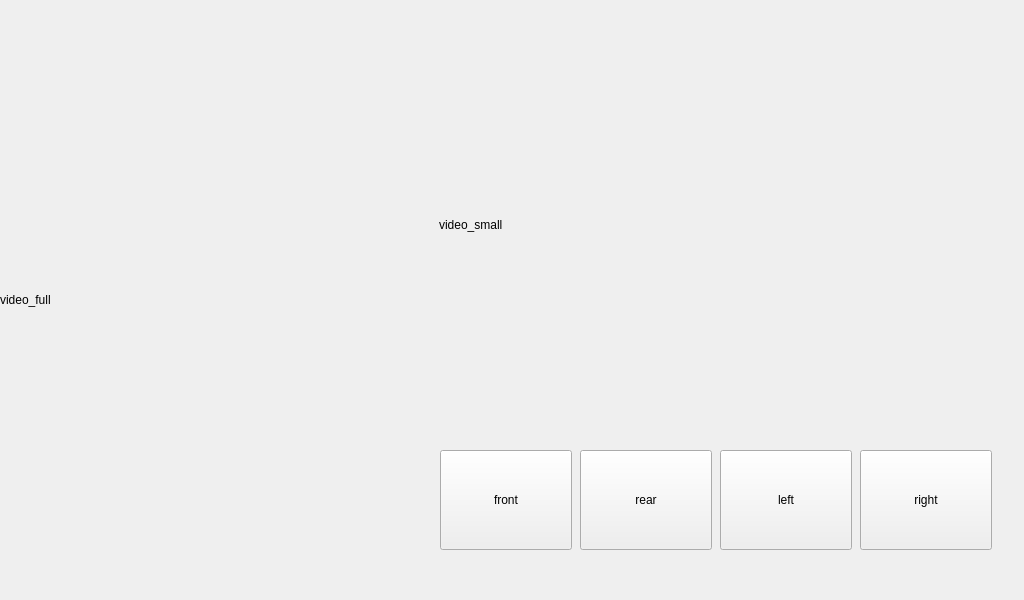
Above: mainwindow.ui from vscroll/surround before the change. Below: the same form after it.
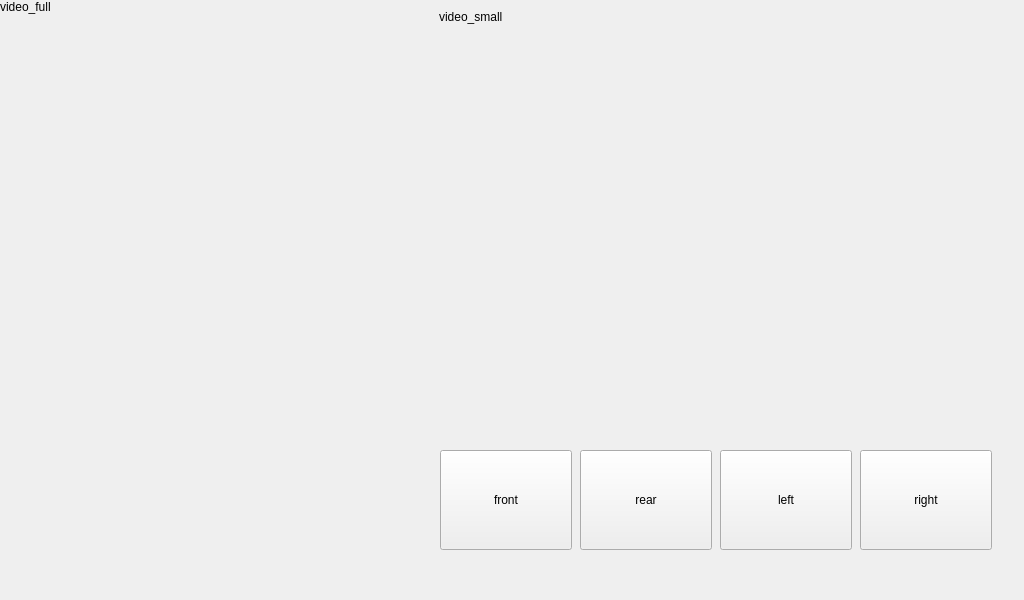
That is the form after the change.

Diff of the .ui file:
```diff
--- a/mainwindow.ui
+++ b/mainwindow.ui
@@ -26,6 +26,9 @@
     <property name="text">
      <string>video_full</string>
     </property>
+    <property name="alignment">
+     <set>Qt::AlignLeading|Qt::AlignLeft|Qt::AlignTop</set>
+    </property>
    </widget>
    <widget class="QLabel" name="label_video_small">
     <property name="geometry">
@@ -39,6 +42,9 @@
     <property name="text">
      <string>video_small</string>
     </property>
+    <property name="alignment">
+     <set>Qt::AlignLeading|Qt::AlignLeft|Qt::AlignTop</set>
+    </property>
    </widget>
    <widget class="QPushButton" name="pb_front">
     <property name="geometry">
```
